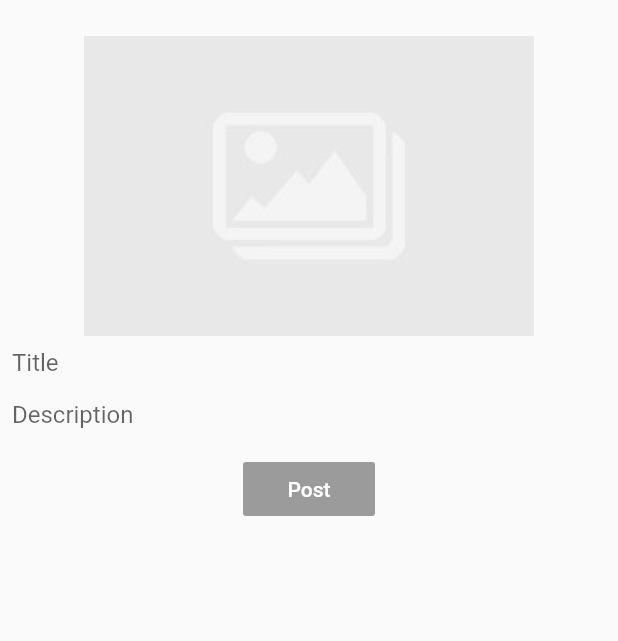
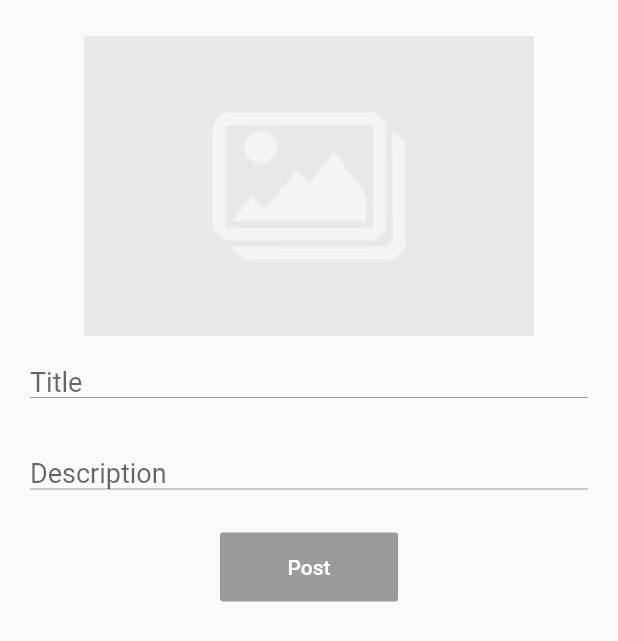
Before and after one commit to im-minion/Flutter-Blog-App-Firebase, a Flutter app: the _PostPage widget shown alone on an empty page, opened directly, on a phone screen of 412 x 824 dp. Shown: the top 641 px of the screen. Run offline on Flutter 3.47's test engine with Material 2 defaults, Android fonts, the phone set to English and light mode, and no system bars; our stand-ins replace firebase_analytics, firebase_auth, firebase_database, firebase_storage, google_sign_in, image_picker; accounts and stored records are empty.

Commit message:
more styles updated

```diff
--- a/lib/PostBlogPage.dart
+++ b/lib/PostBlogPage.dart
@@ -91,32 +91,57 @@ class _PostPageState extends State<_PostPage> {
             },
           ),
           new Padding(
-            padding: const EdgeInsets.all(8.0),
+            padding: const EdgeInsets.all(20.0),
             child: new TextField(
               controller: _title,
+              style: new TextStyle(
+                color: Colors.black,
+                fontSize: 18.0,
+              ),
               onChanged: (String text) {
                 setState(() {
                   _isTitle = text.length > 0;
                 });
               },
-              decoration: new InputDecoration.collapsed(hintText: "Title"),
+              decoration: new InputDecoration.collapsed(
+                  hintText: "Title",
+                  border: new UnderlineInputBorder(
+                    borderSide: const BorderSide(
+                        color: Colors.blueAccent,
+                        style: BorderStyle.solid,
+                        width: 5.0),
+                ),
+              ),
             ),
           ),
           new Padding(
-            padding: const EdgeInsets.all(8.0),
+            padding: const EdgeInsets.all(20.0),
             child: new TextField(
               controller: _desc,
+              style: new TextStyle(
+                  color: Colors.black,
+                  fontSize: 18.0
+              ),
               onChanged: (String text) {
                 setState(() {
                   _isDesc = text.length > 0;
                 });
               },
-              decoration: new InputDecoration.collapsed(hintText: "Description"),
+              decoration: new InputDecoration.collapsed(
+                  hintText: "Description",
+                border: new UnderlineInputBorder(
+                  borderSide: const BorderSide(
+                      color: Colors.blueAccent,
+                      style: BorderStyle.solid,
+                      width: 5.0),
+                ),
+              ),
             ),
           ),
           new Padding(
             padding: const EdgeInsets.all(8.0),
             child: new RaisedButton(
+              padding: const EdgeInsets.only(left: 45.0, right: 45.0, top: 15.0, bottom: 15.0),
               color: Colors.blueAccent,
               elevation: 2.0,
               child: new Text("Post", style: new TextStyle(
```
